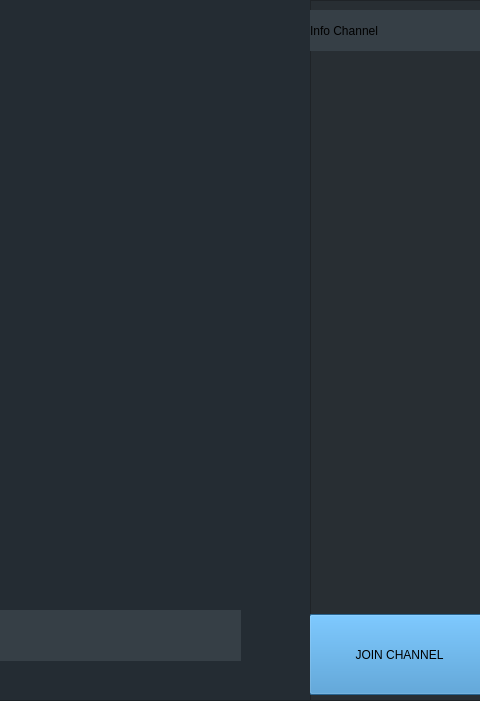
This is Client/mainwindow.ui in LockVox/LockVox-Legacy as Qt 5 draws it before an edit; both pictures show x 600 to 1080 and y 0 to 701 of the 1080 by 701 pixel window. The edited form follows.
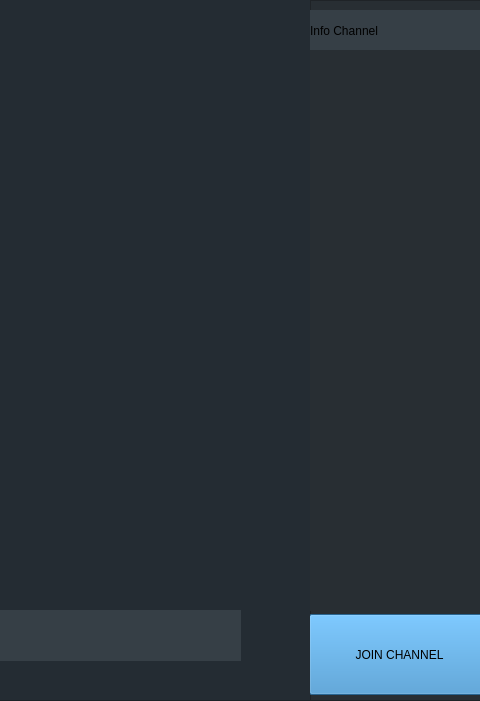
This is the edited form.

Commit message: UI client & channel button

The edit to the form file:
```diff
--- a/Client/mainwindow.ui
+++ b/Client/mainwindow.ui
@@ -305,6 +305,17 @@
       <string>Info Channel</string>
      </property>
     </widget>
+    <widget class="QWidget" name="verticalLayoutWidget">
+     <property name="geometry">
+      <rect>
+       <x>0</x>
+       <y>50</y>
+       <width>171</width>
+       <height>561</height>
+      </rect>
+     </property>
+     <layout class="QVBoxLayout" name="client_layout"/>
+    </widget>
    </widget>
   </widget>
  </widget>
```
Left out of the diff: 2 changed lines with no effect on the pictures. The commit also changes 13 other files.
